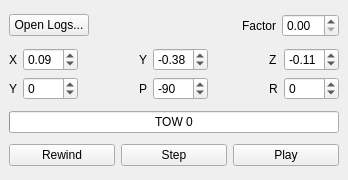
Old version of the form basestation/logplayer.ui in the repository wpfhtl/octocopter.
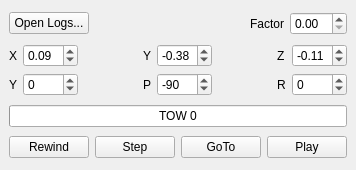
New version of the form.

Commit message: enable seeking in logged data

What changed in the file:
```diff
--- a/basestation/logplayer.ui
+++ b/basestation/logplayer.ui
@@ -6,8 +6,8 @@
    <rect>
     <x>0</x>
     <y>0</y>
-    <width>348</width>
-    <height>180</height>
+    <width>266</width>
+    <height>170</height>
    </rect>
   </property>
   <property name="sizePolicy">
@@ -18,7 +18,7 @@
   </property>
   <property name="minimumSize">
    <size>
-    <width>215</width>
+    <width>266</width>
     <height>170</height>
    </size>
   </property>
@@ -274,6 +274,13 @@
         </property>
        </widget>
       </item>
+      <item>
+       <widget class="QPushButton" name="mPushButtonGoTo">
+        <property name="text">
+         <string>GoTo</string>
+        </property>
+       </widget>
+      </item>
       <item>
        <widget class="QPushButton" name="mPushButtonPlay">
         <property name="text">
```
The commit also changes 2 other files.
